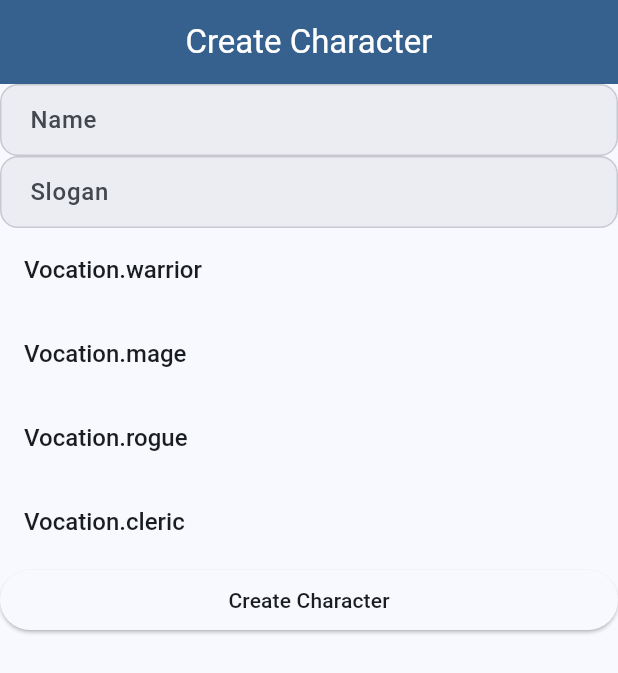
After one commit to wesley990/demo_rpg, a Flutter app: the screen it shows after launch, on a phone screen of 412 x 824 dp. The commit adds this screen. Shown: the top 673 px of the screen. Run offline on Flutter 3.47's test engine with Material 3 defaults, Android fonts, the phone set to English and light mode, and no system bars; our stand-ins replace firebase_core, flutter_svg; accounts and stored records are empty.

Commit message:
feat: Update HomeScreen to use CreateScreen for character creation
The HomeScreen in home.dart has been updated to use the CreateScreen widget for character creation. This change replaces the previous implementation of the HomeScreen with the CreateScreen, providing a more intuitive and focused user experience for creating characters. It enhances the RPG game by streamlining the character creation process and separating it from the main home screen.

Recent user commits:
- chore: Update text styles in SampleScreen
- refactor: Update text styles in SampleScreen
- refactor: Rename HomeScreen to SampleScreen
- feat: Add examples of themed components and text styles
- refactor: Update import statement for theme in main.dart
- refactor: Update import statement for theme in main.dart
- feat: Update expanded height and title in HomeScreen
- feat: Add input decoration theme for consistent styling
- update some colors
- add theme2

```diff
--- a/lib/main.dart
+++ b/lib/main.dart
@@ -1,5 +1,6 @@
-import 'package:demo_rpg/home/home.dart';
-import 'package:demo_rpg/home/theme.dart';
+import 'package:demo_rpg/screens/create/create.dart';
+import 'package:demo_rpg/screens/home/home.dart';
+import 'package:demo_rpg/theme.dart';
 import 'package:flutter/material.dart';
 import 'package:firebase_core/firebase_core.dart';
 import 'firebase_options.dart';
@@ -38,7 +39,7 @@ class SelectableRegionExample extends StatelessWidget {
         child: SelectableRegion(
           selectionControls: materialTextSelectionControls,
           focusNode: focusNode,
-          child: const HomeScreen(),
+          child: const CreateScreen(),
         ),
       ),
     );
--- /dev/null
+++ b/lib/screens/create/create.dart
@@ -0,0 +1,62 @@
+import 'package:flutter/material.dart';
+import 'package:demo_rpg/models/vocation.dart';
+
+class CreateScreen extends StatefulWidget {
+  const CreateScreen({super.key});
+
+  @override
+  State<CreateScreen> createState() => _CreateScreenState();
+}
+
+class _CreateScreenState extends State<CreateScreen> {
+  final List<Vocation> vocations = Vocation.values;
+
+  @override
+  Widget build(BuildContext context) {
+    return CustomScrollView(
+      slivers: [
+        const SliverAppBar(
+          title: Text('Create Character'),
+        ),
+        SliverList(
+          delegate: SliverChildListDelegate(
+            [
+              TextFormField(
+                decoration: const InputDecoration(
+                  labelText: 'Name',
+                ),
+              ),
+              TextFormField(
+                decoration: const InputDecoration(
+                  labelText: 'Slogan',
+                ),
+              ),
+              ListView.builder(
+                shrinkWrap: true,
+                itemCount: vocations.length,
+                itemBuilder: (context, index) {
+                  return ListTile(
+                    title: Text(vocations[index].toString()),
+                    onTap: () {
+                      _handleVocationSelection(index);
+                    },
+                  );
+                },
+              ),
+              ElevatedButton(
+                onPressed: () {
+                  // TODO: Handle character creation
+                },
+                child: const Text('Create Character'),
+              ),
+            ],
+          ),
+        ),
+      ],
+    );
+  }
+
+  void _handleVocationSelection(int index) {
+    // TODO: Implement vocation selection logic
+  }
+}
--- a/lib/home/sample_screen.dart
+++ b/lib/screens/home/sample_screen.dart
@@ -1,4 +1,4 @@
-import 'package:demo_rpg/home/theme.dart';
+import 'package:demo_rpg/theme.dart';
 import 'package:flutter/material.dart';
 
 class SampleScreen extends StatelessWidget {
```
Also changed, not shown: lib/screens/home/home.dart (renamed from lib/home/home.dart, +15 -0 lines), lib/theme.dart (renamed from lib/home/theme.dart).
